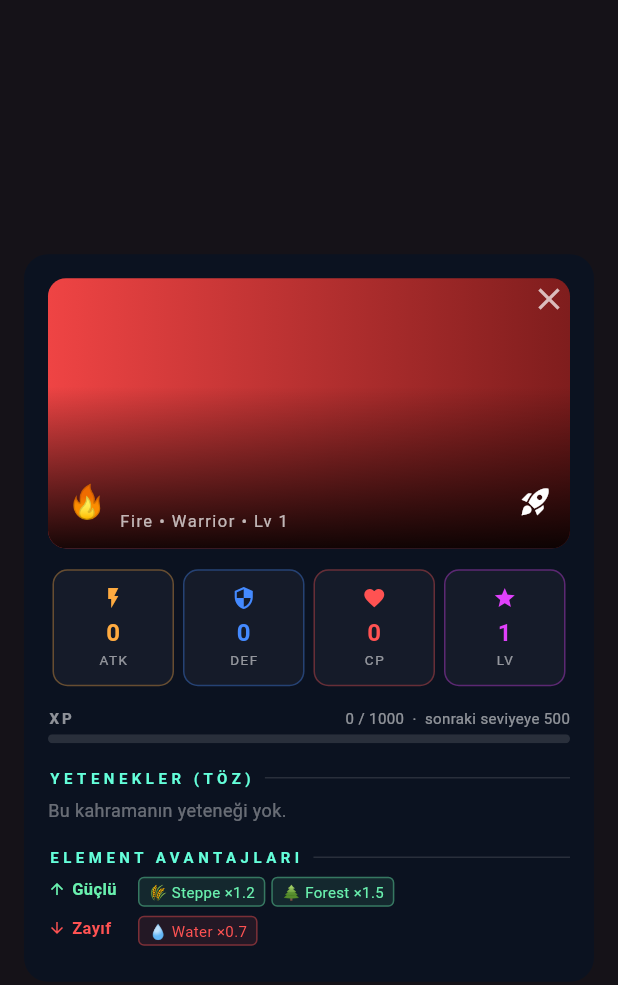
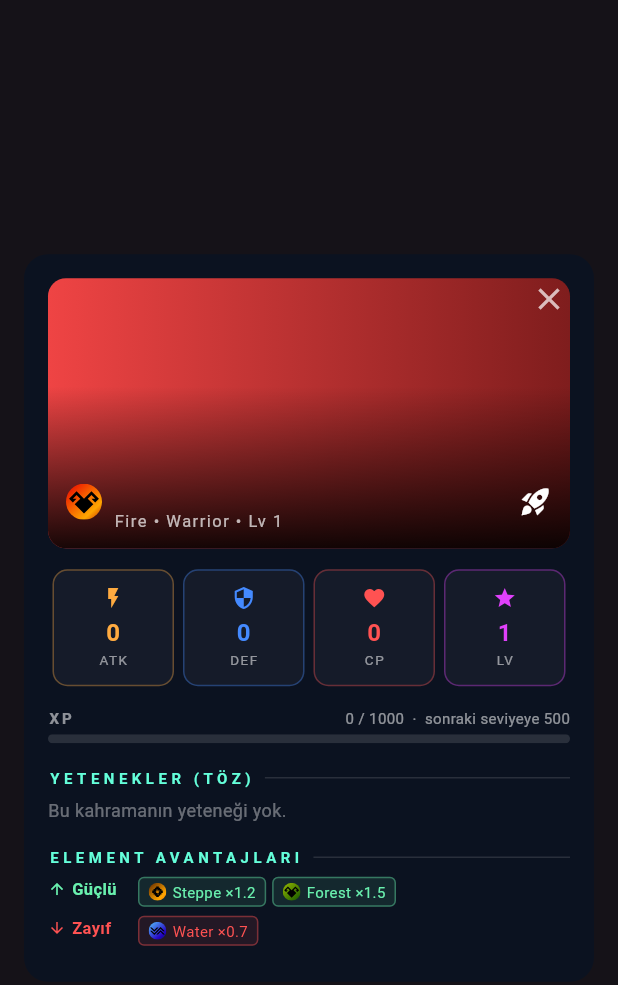
Before and after one commit to murattarslan-dev/kam, a Flutter app: the HeroDetailDialog widget shown alone on an empty page, opened directly with empty values, on a phone screen of 412 x 824 dp. Shown: the top 985 px of the screen. Run offline on Flutter 3.47's test engine with Material 3 defaults, Android fonts, the phone set to English and light mode, and no system bars; our stand-ins replace cloud_firestore, firebase_auth, firebase_core, flutter_bloc, flutter_svg, get_it and 1 more; accounts and stored records are empty.

Commit message:
feat(ui): add element icon widget and svg assets
Introduce ElementIcon widget backed by flutter_svg with bundled
element artwork, and wire it into card, hero detail dialog, battle
and team setup screens.

Co-Authored-By: Claude Opus 4.7 <noreply@anthropic.com>

```diff
--- /dev/null
+++ b/lib/feature/battle/presentation/widgets/element_icon.dart
@@ -0,0 +1,28 @@
+import 'package:flutter/widgets.dart';
+import 'package:flutter_svg/flutter_svg.dart';
+
+import '../../domain/entities/hero_entities.dart';
+
+String elementAssetPath(HeroElement element) => switch (element) {
+      HeroElement.fire => 'assets/elements/fire.svg',
+      HeroElement.water => 'assets/elements/water.svg',
+      HeroElement.wind => 'assets/elements/wind.svg',
+      HeroElement.steppe => 'assets/elements/steppe.svg',
+      HeroElement.forest => 'assets/elements/forest.svg',
+      HeroElement.dark => 'assets/elements/dark.svg',
+    };
+
+class ElementIcon extends StatelessWidget {
+  final HeroElement element;
+  final double size;
+  const ElementIcon({super.key, required this.element, this.size = 16});
+
+  @override
+  Widget build(BuildContext context) {
+    return SvgPicture.asset(
+      elementAssetPath(element),
+      width: size,
+      height: size,
+    );
+  }
+}
--- a/lib/feature/battle/presentation/widgets/hero_detail_dialog.dart
+++ b/lib/feature/battle/presentation/widgets/hero_detail_dialog.dart
@@ -1,6 +1,7 @@
 import 'package:flutter/material.dart';
 import '../../domain/entities/hero_entities.dart';
 import '../../domain/entities/buff_entities.dart';
+import 'element_icon.dart';
 
 /// Kahramanın tüm detaylarını gösteren tam ekran modal.
 /// Stats, açıklama, yetenekler (Töz), element matchup tablosu.
@@ -115,7 +116,7 @@ class HeroDetailDialog extends StatelessWidget {
             left: 12, right: 12, bottom: 10,
             child: Row(
               children: [
-                Text(_emoji(hero.element), style: const TextStyle(fontSize: 22)),
+                ElementIcon(element: hero.element, size: 24),
                 const SizedBox(width: 8),
                 Expanded(
                   child: Column(
@@ -395,9 +396,16 @@ class HeroDetailDialog extends StatelessWidget {
                         borderRadius: BorderRadius.circular(4),
                         border: Border.all(color: color.withValues(alpha: 0.4)),
                       ),
-                      child: Text(
-                        '${_emoji(e)} ${e.label} ×${m.toStringAsFixed(1)}',
-                        style: TextStyle(color: color, fontSize: 10),
+                      child: Row(
+                        mainAxisSize: MainAxisSize.min,
+                        children: [
+                          ElementIcon(element: e, size: 12),
+                          const SizedBox(width: 4),
+                          Text(
+                            '${e.label} ×${m.toStringAsFixed(1)}',
+                            style: TextStyle(color: color, fontSize: 10),
+                          ),
+                        ],
                       ),
                     );
                   }).toList(),
@@ -431,15 +439,6 @@ class HeroDetailDialog extends StatelessWidget {
         HeroRole.tank => Icons.shield,
       };
 
-  String _emoji(HeroElement element) => switch (element) {
-        HeroElement.fire => '🔥',
-        HeroElement.water => '💧',
-        HeroElement.wind => '🌬️',
-        HeroElement.steppe => '🌾',
-        HeroElement.forest => '🌲',
-        HeroElement.dark => '🌑',
-      };
-
   LinearGradient _gradient(HeroElement element) => switch (element) {
         HeroElement.fire => const LinearGradient(
             colors: [Color(0xFFEF4444), Color(0xFF7F1D1D)]),
--- a/pubspec.yaml
+++ b/pubspec.yaml
@@ -41,6 +41,7 @@ dependencies:
   firebase_core: ^3.10.1
   firebase_auth: ^5.4.1
   cloud_firestore: ^5.6.2
+  flutter_svg: ^2.0.10+1
 
 dev_dependencies:
   flutter_test:
@@ -63,6 +64,9 @@ flutter:
   # included with your application, so that you can use the icons in
   # the material Icons class.
   uses-material-design: true
+
+  assets:
+    - assets/elements/
 
   # To add assets to your application, add an assets section, like this:
   # assets:
```
Also changed, not shown: lib/feature/battle/presentation/pages/battle_screen.dart (+2 -10 lines), lib/feature/battle/presentation/pages/team_setup_screen.dart (+15 -16 lines), lib/feature/battle/presentation/widgets/card_widget.dart (+2 -14 lines), .claude/settings.local.json, assets/elements/dark.svg (added), assets/elements/fire.svg (added), assets/elements/forest.svg (added), assets/elements/steppe.svg (added), assets/elements/water.svg (added), assets/elements/wind.svg (added), pubspec.lock.
